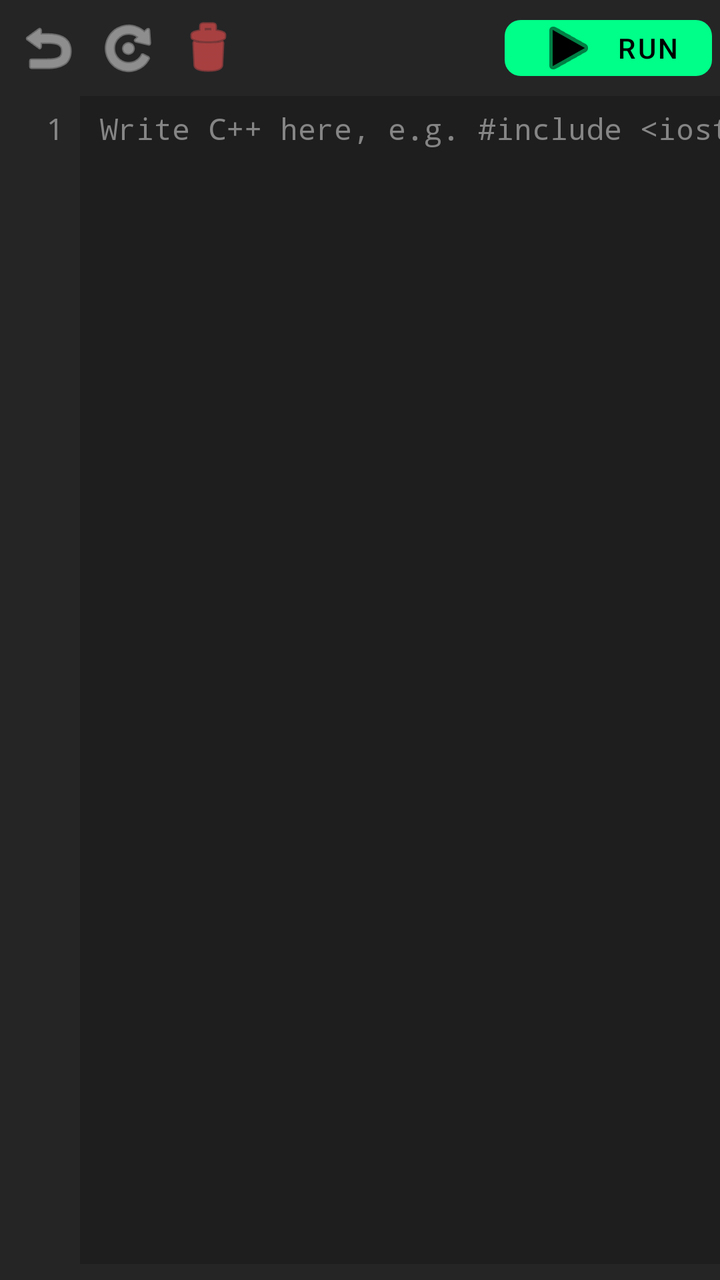
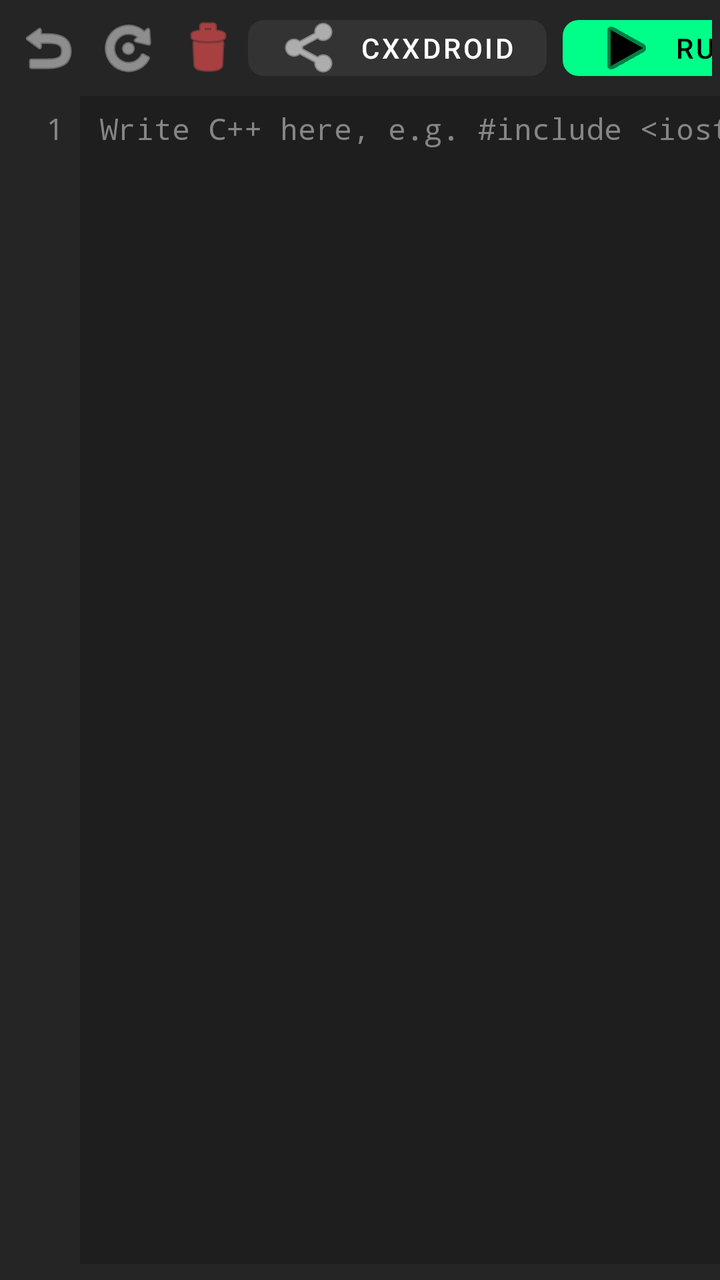

The first picture is an Android layout as it rendered before a commit; the second is the same layout after the commit. The layout source and the unified diff follow.
<!-- AndroidManifest.xml: application theme Theme.CppIdePro -->
<!-- res/layout/fragment_code.xml -->
<?xml version="1.0" encoding="utf-8"?>
<LinearLayout xmlns:android="http://schemas.android.com/apk/res/android"
    xmlns:app="http://schemas.android.com/apk/res-auto"
    android:layout_width="match_parent" android:layout_height="match_parent"
    android:background="@color/editor_bg" android:orientation="vertical">

    
    <LinearLayout
        android:layout_width="match_parent" android:layout_height="wrap_content"
        android:background="@color/panel_bg" android:orientation="horizontal"
        android:padding="4dp" android:gravity="center_vertical">

        <ImageButton
            android:id="@+id/btnUndo" android:layout_width="40dp" android:layout_height="40dp"
            android:background="?attr/selectableItemBackgroundBorderless" android:src="@android:drawable/ic_menu_revert"
            android:scaleType="centerInside" app:tint="@color/editor_text" />

        <ImageButton
            android:id="@+id/btnRedo" android:layout_width="40dp" android:layout_height="40dp"
            android:background="?attr/selectableItemBackgroundBorderless" android:src="@android:drawable/ic_menu_rotate"
            android:scaleType="centerInside" app:tint="@color/editor_text" />

        <ImageButton
            android:id="@+id/btnDeleteAll" android:layout_width="40dp" android:layout_height="40dp"
            android:background="?attr/selectableItemBackgroundBorderless" android:src="@android:drawable/ic_menu_delete"
            android:scaleType="centerInside" app:tint="#FF5252" />

        <View android:layout_width="0dp" android:layout_height="0dp" android:layout_weight="1" />

        <com.google.android.material.button.MaterialButton
            android:id="@+id/btnRun"
            android:layout_width="wrap_content" android:layout_height="40dp"
            android:text="Run" android:textColor="@color/black" app:backgroundTint="@color/accent"
            app:cornerRadius="8dp" app:icon="@android:drawable/ic_media_play"
            app:iconTint="@color/black" style="@style/Widget.MaterialComponents.Button.UnelevatedButton"/>
    </LinearLayout>

    
    <ScrollView
        android:id="@+id/codeScroll" android:layout_width="match_parent"
        android:layout_height="0dp" android:layout_weight="1"
        android:fillViewport="true" android:overScrollMode="never" android:scrollbars="vertical">

        <LinearLayout
            android:layout_width="match_parent" android:layout_height="wrap_content"
            android:orientation="horizontal">

            <TextView
                android:id="@+id/tvLineNumbers" android:layout_width="wrap_content"
                android:layout_height="match_parent" android:background="@color/panel_bg"
                android:fontFamily="monospace" android:gravity="top|end"
                android:includeFontPadding="false" android:minWidth="40dp"
                android:paddingStart="8dp" android:paddingTop="8dp"
                android:paddingEnd="8dp" android:paddingBottom="8dp"
                android:text="1" android:textColor="@color/gutter_text" android:textSize="15sp" />

            <HorizontalScrollView
                android:layout_width="0dp" android:layout_height="match_parent"
                android:layout_weight="1" android:fillViewport="true"
                android:overScrollMode="never" android:scrollbars="none">

                <EditText
                    android:id="@+id/etCode" android:layout_width="wrap_content"
                    android:layout_height="match_parent" android:background="@null"
                    android:fontFamily="monospace" android:gravity="top|start"
                    android:hint="@string/code_hint" android:importantForAutofill="no"
                    android:includeFontPadding="false"
                    android:inputType="textMultiLine|textNoSuggestions|textVisiblePassword"
                    android:paddingStart="10dp" android:paddingTop="8dp"
                    android:paddingEnd="24dp" android:paddingBottom="8dp"
                    android:scrollHorizontally="true" android:textColor="@color/editor_text"
                    android:textColorHint="@color/gutter_text" android:textSize="15sp" />
            </HorizontalScrollView>
        </LinearLayout>
    </ScrollView>

    
    <HorizontalScrollView
        android:layout_width="match_parent" android:layout_height="wrap_content"
        android:background="@color/panel_bg" android:overScrollMode="never" android:scrollbars="none">
        <LinearLayout
            android:id="@+id/symbolBar" android:layout_width="wrap_content"
            android:layout_height="wrap_content" android:orientation="horizontal" android:padding="4dp" />
    </HorizontalScrollView>
</LinearLayout>
<!-- resources referenced by this layout -->
<resources>
  <color name="accent">#00FF88</color>
  <color name="black">#000000</color>
  <color name="editor_bg">#1E1E1E</color>
  <color name="editor_text">#D4D4D4</color>
  <color name="gutter_text">#858585</color>
  <color name="panel_bg">#252526</color>
  <string name="code_hint">Write C++ here, e.g. #include &lt;iostream&gt;</string>
  <style name="Theme.CppIdePro" parent="Theme.MaterialComponents.DayNight.NoActionBar">
          <item name="colorPrimary">@color/accent</item>
          <item name="colorOnPrimary">@color/black</item>
          <item name="colorPrimaryVariant">@color/accent</item>
          <item name="colorSecondary">@color/accent</item>
          <item name="colorOnSecondary">@color/black</item>
          <item name="android:windowBackground">@color/editor_bg</item>
          <item name="android:statusBarColor">@color/editor_bg</item>
          <item name="android:navigationBarColor">@color/editor_bg</item>
          <item name="android:windowLightStatusBar">false</item>
      </style>
</resources>

<!-- the commit's change to res/layout/fragment_code.xml (unified diff, before → after) -->
@@ -27,6 +27,19 @@
 
         <View android:layout_width="0dp" android:layout_height="0dp" android:layout_weight="1" />
 
+        
+        <com.google.android.material.button.MaterialButton
+            android:id="@+id/btnCxxdroid"
+            style="@style/Widget.MaterialComponents.Button.UnelevatedButton"
+            android:layout_width="wrap_content" android:layout_height="40dp"
+            android:layout_marginEnd="8dp"
+            android:text="Cxxdroid" android:textColor="#FFFFFF" 
+            app:backgroundTint="#333333"
+            app:cornerRadius="8dp" 
+            app:icon="@android:drawable/ic_menu_share"
+            app:iconTint="#FFFFFF"/>
+
+        
         <com.google.android.material.button.MaterialButton
             android:id="@+id/btnRun"
             android:layout_width="wrap_content" android:layout_height="40dp"
